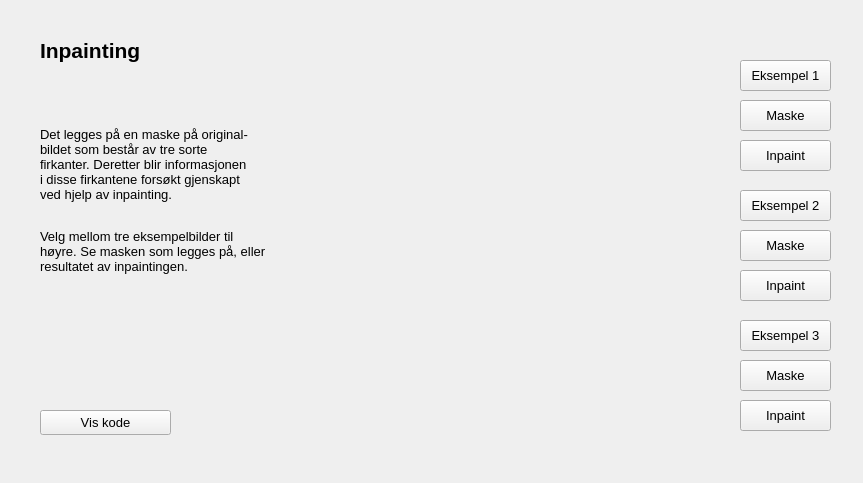
jegerud/Sciprog2020project, file src/inpainting.ui: the form before one commit.
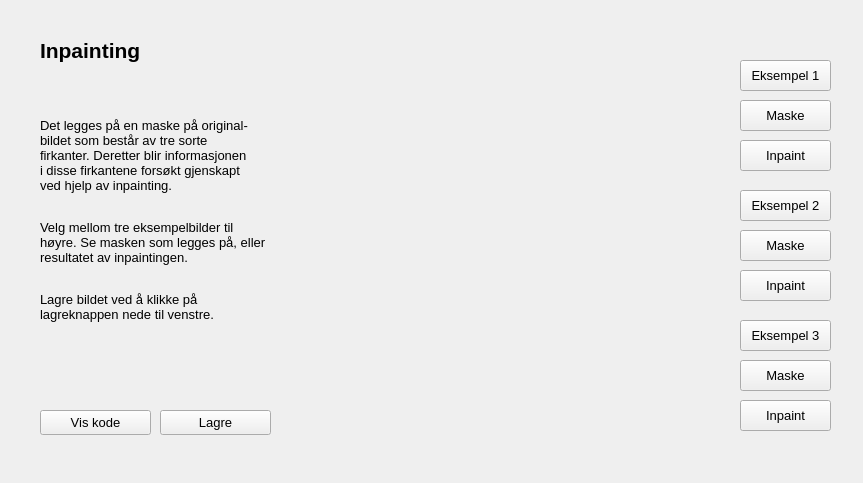
The form after the commit. Custom widgets are drawn as their Qt base class.

Commit message: Mulighet for å lagre bilde

What changed in the file:
```diff
--- a/src/inpainting.ui
+++ b/src/inpainting.ui
@@ -93,7 +93,7 @@
    <property name="geometry">
     <rect>
      <x>40</x>
-     <y>90</y>
+     <y>110</y>
      <width>271</width>
      <height>221</height>
     </rect>
@@ -104,7 +104,7 @@
     </font>
    </property>
    <property name="text">
-    <string>&lt;html&gt;&lt;head/&gt;&lt;body&gt;&lt;p&gt;Det legges på en maske på original-&lt;br/&gt;bildet som består av tre sorte &lt;br/&gt;firkanter. Deretter blir informasjonen&lt;br/&gt;i disse firkantene forsøkt gjenskapt&lt;br/&gt;ved hjelp av inpainting.&lt;/p&gt;&lt;p&gt;&lt;br/&gt;Velg mellom tre eksempelbilder til&lt;br/&gt;høyre. Se masken som legges på, eller&lt;br/&gt;resultatet av inpaintingen.&lt;/p&gt;&lt;/body&gt;&lt;/html&gt;</string>
+    <string>&lt;html&gt;&lt;head/&gt;&lt;body&gt;&lt;p&gt;Det legges på en maske på original-&lt;br/&gt;bildet som består av tre sorte &lt;br/&gt;firkanter. Deretter blir informasjonen&lt;br/&gt;i disse firkantene forsøkt gjenskapt&lt;br/&gt;ved hjelp av inpainting.&lt;/p&gt;&lt;p&gt;&lt;br/&gt;Velg mellom tre eksempelbilder til&lt;br/&gt;høyre. Se masken som legges på, eller&lt;br/&gt;resultatet av inpaintingen.&lt;/p&gt;&lt;p&gt;&lt;br/&gt;Lagre bildet ved å klikke på &lt;br/&gt;lagreknappen nede til venstre.&lt;/p&gt;&lt;/body&gt;&lt;/html&gt;</string>
    </property>
   </widget>
   <widget class="QPushButton" name="inpaintingCode">
@@ -112,7 +112,7 @@
     <rect>
      <x>40</x>
      <y>410</y>
-     <width>131</width>
+     <width>111</width>
      <height>25</height>
     </rect>
    </property>
@@ -243,6 +243,24 @@
     </rect>
    </property>
   </widget>
+  <widget class="QPushButton" name="save">
+   <property name="geometry">
+    <rect>
+     <x>160</x>
+     <y>410</y>
+     <width>111</width>
+     <height>25</height>
+    </rect>
+   </property>
+   <property name="font">
+    <font>
+     <pointsize>10</pointsize>
+    </font>
+   </property>
+   <property name="text">
+    <string>Lagre</string>
+   </property>
+  </widget>
  </widget>
  <customwidgets>
   <customwidget>
```
The commit also changes 14 other files.
